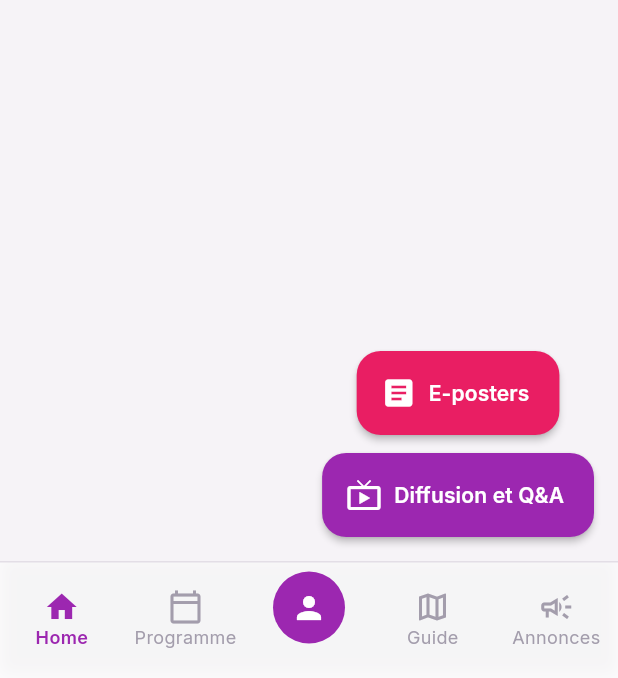
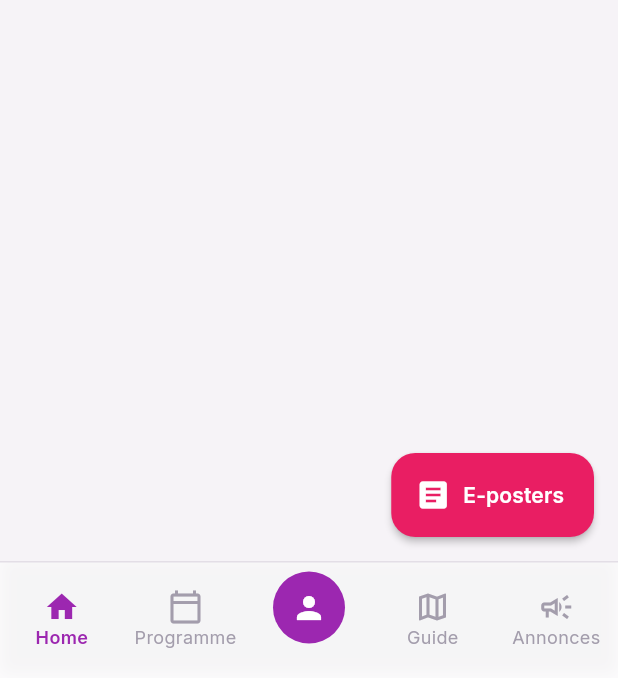
Before and after one commit to DjalilElz/makeplus-flutter, a Flutter app: the ParticipantHomeScreen screen opened by its route, on a phone screen of 412 x 824 dp, the part 558-1236 px from its top. Run offline on Flutter 3.47's test engine with Material 3 defaults, Android fonts, the phone set to English and light mode, and no system bars; our stand-ins replace cached_network_image, dio, equatable, flutter_bloc, flutter_secure_storage, flutter_svg and 7 more; missing offline and left inert: flutter_pdfview, mobile_scanner; accounts and stored records are empty.

Commit message:
Remove Diffusion et Q&A button from participant home screen
The live stream and Q&A are already reachable per-session from the
Programme screen, so the standalone shortcut on the home screen was
redundant. Only the E-posters FAB remains.

Co-Authored-By: Claude Sonnet 5 <noreply@anthropic.com>

```diff
--- a/lib/presentation/screens/participant/participant_home_screen.dart
+++ b/lib/presentation/screens/participant/participant_home_screen.dart
@@ -73,10 +73,7 @@ class _ParticipantHomeScreenState extends State<ParticipantHomeScreen> {
             ],
           ),
         ),
-        floatingActionButton: Column(
-          mainAxisAlignment: MainAxisAlignment.end,
-          children: [
-            FloatingActionButton.extended(
+        floatingActionButton: FloatingActionButton.extended(
           heroTag: 'eposters',
           onPressed: () {
             // Navigate to E-posters
@@ -85,19 +82,6 @@ class _ParticipantHomeScreenState extends State<ParticipantHomeScreen> {
           backgroundColor: AppColors.accent,
           icon: const Icon(Icons.article),
           label: const Text('E-posters'),
-            ),
-            const SizedBox(height: 12),
-            FloatingActionButton.extended(
-              heroTag: 'diffusion',
-              onPressed: () {
-                // Navigate to Diffusion et Q&A
-                Navigator.pushNamed(context, '/participant/diffusion');
-              },
-              backgroundColor: AppColors.eventPrimary(context),
-              icon: const Icon(Icons.live_tv),
-              label: const Text('Diffusion et Q&A'),
-            ),
-          ],
         ),
         bottomNavigationBar: BottomNavBar(
           currentIndex: _getCurrentIndex(context),
```
Lines whose indentation alone changed are shown as unchanged.
